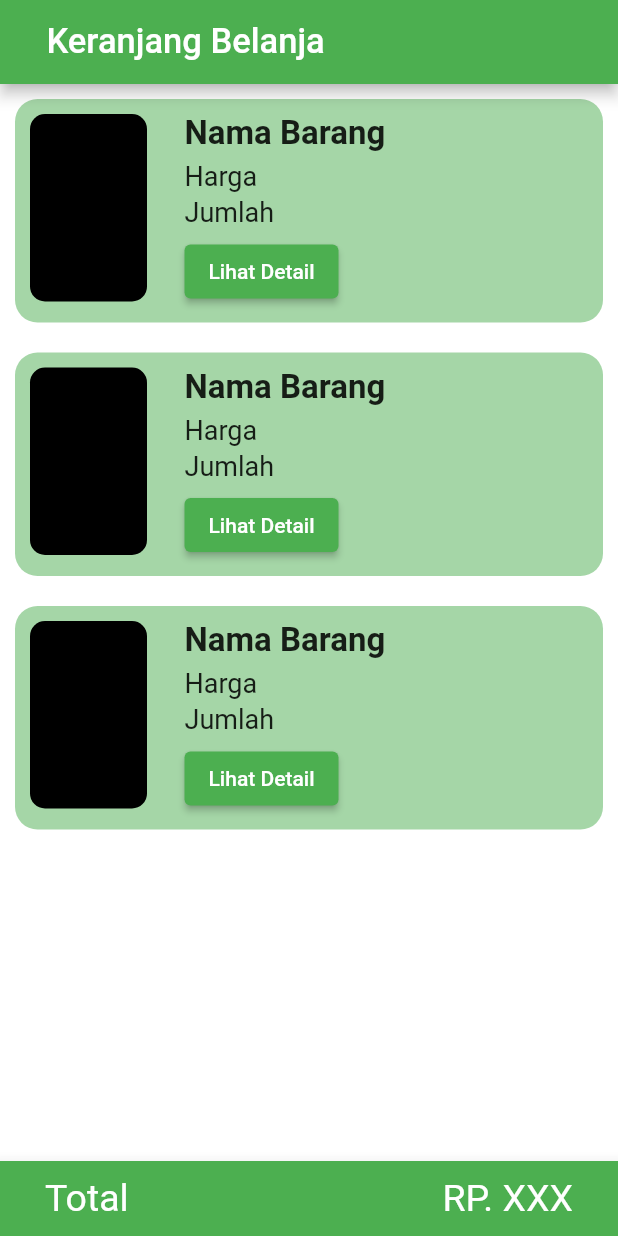
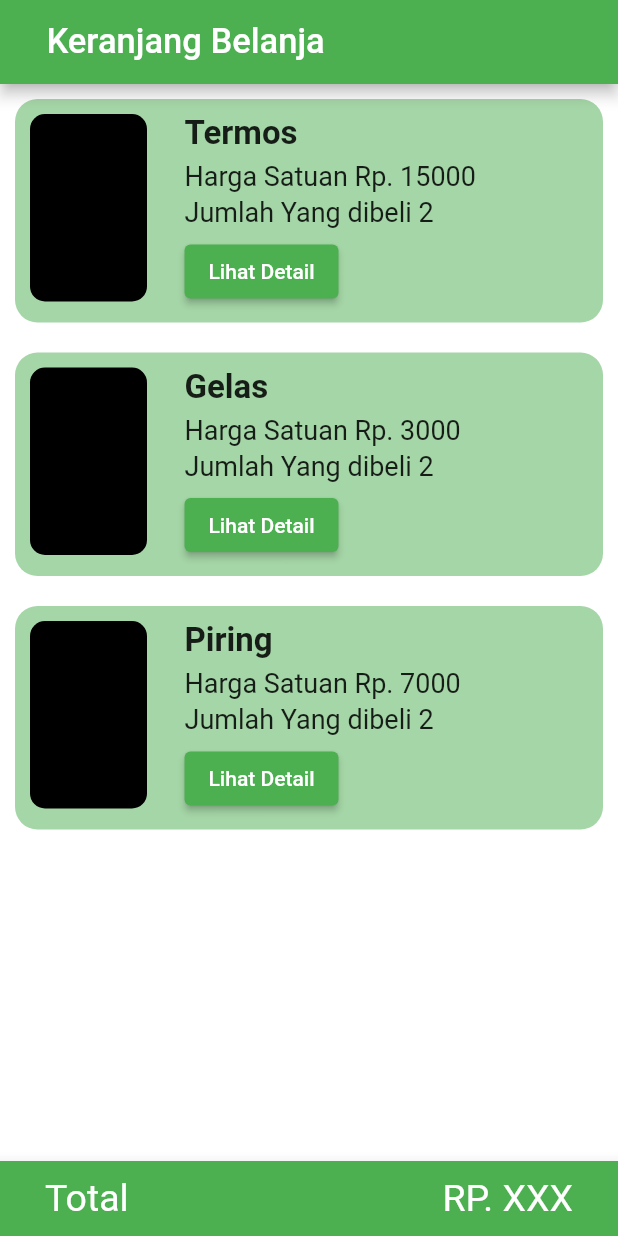
Before and after one commit to adinwirog/quiz_pbm, a Flutter app: the screen it shows after launch, on a phone screen of 412 x 824 dp. Run offline on Flutter 3.47's test engine with Material 2 defaults, Android fonts, the phone set to English and light mode, and no system bars.

Commit message:
Adding pass data to statful widget

```diff
--- a/lib/custom_widget_barang.dart
+++ b/lib/custom_widget_barang.dart
@@ -1,7 +1,20 @@
 import 'package:flutter/material.dart';
 
-class CustomWidgetBarang extends StatelessWidget {
-  const CustomWidgetBarang({Key? key}) : super(key: key);
+class CustomWidgetBarang extends StatefulWidget {
+  String namaBarang;
+  int hargaBarang;
+  int jumlahBarang;
+
+  CustomWidgetBarang(
+      {required this.namaBarang,
+      required this.hargaBarang,
+      required this.jumlahBarang});
+
+  @override
+  _CustomWidgetBarangState createState() => _CustomWidgetBarangState();
+}
+
+class _CustomWidgetBarangState extends State<CustomWidgetBarang> {
 
   @override
   Widget build(BuildContext context) {
@@ -43,7 +56,7 @@ class CustomWidgetBarang extends StatelessWidget {
                     crossAxisAlignment: CrossAxisAlignment.start,
                     children: [
                       Text(
-                        "Nama Barang",
+                        widget.namaBarang,
                         style: TextStyle(
                           fontWeight: FontWeight.bold,
                           fontSize: 22,
@@ -53,7 +66,7 @@ class CustomWidgetBarang extends StatelessWidget {
                         height: 5,
                       ),
                       Text(
-                        "Harga",
+                        "Harga Satuan Rp. ${widget.hargaBarang}",
                         style: TextStyle(
                           fontSize: 18,
                         ),
@@ -62,7 +75,7 @@ class CustomWidgetBarang extends StatelessWidget {
                         height: 3,
                       ),
                       Text(
-                        "Jumlah",
+                        "Jumlah Yang dibeli ${widget.jumlahBarang}",
                         style: TextStyle(
                           fontSize: 18,
                         ),
--- a/lib/main.dart
+++ b/lib/main.dart
@@ -40,9 +40,21 @@ class _HomeState extends State<Home> {
       ),
       body: ListView(
         children: [
-          CustomWidgetBarang(),
-          CustomWidgetBarang(),
-          CustomWidgetBarang(),
+          CustomWidgetBarang(
+            namaBarang: "Termos",
+            hargaBarang: 15000,
+            jumlahBarang: 2,
+          ),
+          CustomWidgetBarang(
+            namaBarang: "Gelas",
+            hargaBarang: 3000,
+            jumlahBarang: 2,
+          ),
+          CustomWidgetBarang(
+            namaBarang: "Piring",
+            hargaBarang: 7000,
+            jumlahBarang: 2,
+          ),
         ],
       ),
       bottomNavigationBar: BottomAppBar(
```
